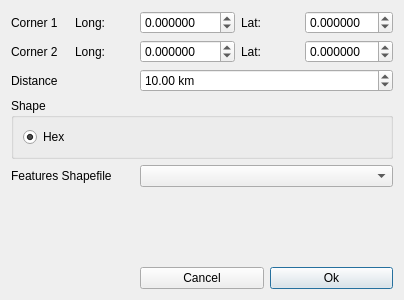
frabas/DISPLACE_GUI, file qtgui/creategraphdialog.ui: the form before one commit.
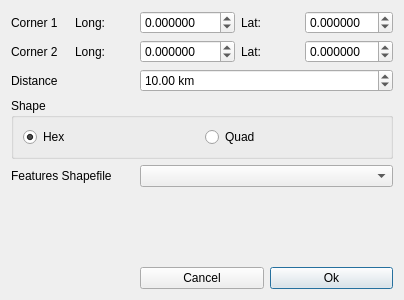
The form after the commit.

Patch:
```diff
--- a/qtgui/creategraphdialog.ui
+++ b/qtgui/creategraphdialog.ui
@@ -168,6 +168,13 @@
         </property>
        </widget>
       </item>
+      <item row="0" column="1">
+       <widget class="QRadioButton" name="quad">
+        <property name="text">
+         <string>Quad</string>
+        </property>
+       </widget>
+      </item>
      </layout>
     </widget>
    </item>
```
